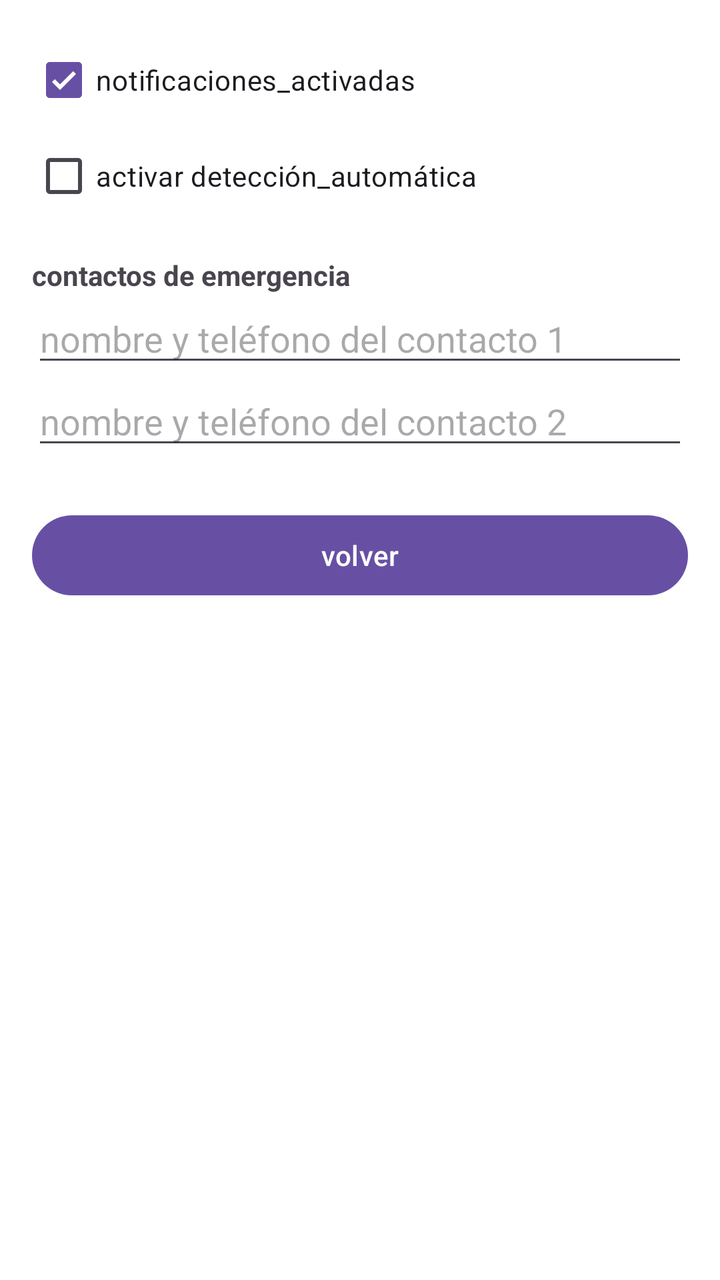
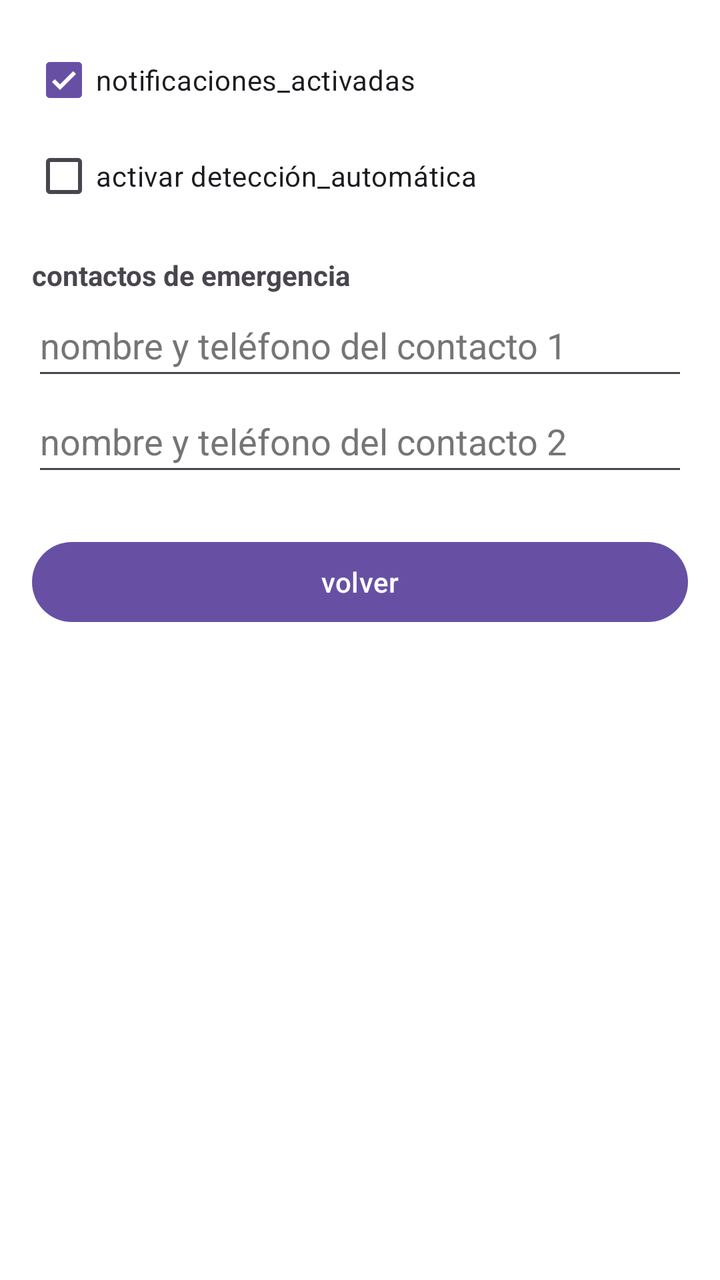

Before-and-after screenshots of an Android layout around one commit, followed by the original layout XML and the change that was made.
<!-- AndroidManifest.xml: application theme Theme.PathSecure -->
<!-- res/layout/activity_settings.xml -->
<?xml version="1.0" encoding="utf-8"?>
<LinearLayout xmlns:android="http://schemas.android.com/apk/res/android"
    xmlns:tools="http://schemas.android.com/tools"
    android:layout_width="match_parent"
    android:layout_height="match_parent"
    android:orientation="vertical"
    android:padding="16dp"
    android:background="#FFFFFF">

    <CheckBox
        android:id="@+id/chkNotifications"
        android:layout_width="match_parent"
        android:layout_height="wrap_content"
        android:text="notificaciones_activadas"
        android:checked="true"
        tools:ignore="HardcodedText" />

    <CheckBox
        android:id="@+id/chkAutoDetect"
        android:layout_width="match_parent"
        android:layout_height="wrap_content"
        android:text="activar detección_automática"
        tools:ignore="HardcodedText" />

    <TextView
        android:layout_width="wrap_content"
        android:layout_height="wrap_content"
        android:text="contactos de emergencia"
        android:textStyle="bold"
        android:layout_marginTop="16dp"
        tools:ignore="HardcodedText" />

    <EditText
        android:id="@+id/etContact1"
        android:layout_width="match_parent"
        android:layout_height="wrap_content"
        android:hint="nombre y teléfono del contacto 1"
        android:inputType=""
        tools:ignore="Autofill,HardcodedText" />

    <EditText
        android:id="@+id/etContact2"
        android:layout_width="match_parent"
        android:layout_height="wrap_content"
        android:hint="nombre y teléfono del contacto 2"
        android:inputType=""
        tools:ignore="Autofill,HardcodedText" />

    <Button
        android:id="@+id/btnBackSettings"
        android:layout_width="match_parent"
        android:layout_height="wrap_content"
        android:text="volver"
        android:layout_marginTop="24dp"
        tools:ignore="HardcodedText" />
</LinearLayout>
<!-- resources referenced by this layout -->
<resources>
  <style name="Theme.PathSecure" parent="Base.Theme.PathSecure" />
  <style name="Base.Theme.PathSecure" parent="Theme.Material3.DayNight.NoActionBar">
          
          
      </style>
</resources>

<!-- the commit's change to res/layout/activity_settings.xml (unified diff, before → after) -->
@@ -13,14 +13,14 @@
         android:layout_height="wrap_content"
         android:text="notificaciones_activadas"
         android:checked="true"
-        tools:ignore="HardcodedText" />
+        tools:ignore="HardcodedText,VisualLintButtonSize" />
 
     <CheckBox
         android:id="@+id/chkAutoDetect"
         android:layout_width="match_parent"
         android:layout_height="wrap_content"
         android:text="activar detección_automática"
-        tools:ignore="HardcodedText" />
+        tools:ignore="HardcodedText,VisualLintButtonSize" />
 
     <TextView
         android:layout_width="wrap_content"
@@ -36,7 +36,9 @@
         android:layout_height="wrap_content"
         android:hint="nombre y teléfono del contacto 1"
         android:inputType=""
-        tools:ignore="Autofill,HardcodedText" />
+        android:minHeight="48dp"
+        android:textColorHint="#757575"
+        tools:ignore="Autofill,HardcodedText,VisualLintTextFieldSize" />
 
     <EditText
         android:id="@+id/etContact2"
@@ -44,7 +46,9 @@
         android:layout_height="wrap_content"
         android:hint="nombre y teléfono del contacto 2"
         android:inputType=""
-        tools:ignore="Autofill,HardcodedText" />
+        android:minHeight="48dp"
+        android:textColorHint="#757575"
+        tools:ignore="Autofill,HardcodedText,VisualLintTextFieldSize" />
 
     <Button
         android:id="@+id/btnBackSettings"
@@ -52,5 +56,5 @@
         android:layout_height="wrap_content"
         android:text="volver"
         android:layout_marginTop="24dp"
-        tools:ignore="HardcodedText" />
+        tools:ignore="HardcodedText,VisualLintButtonSize" />
 </LinearLayout>
